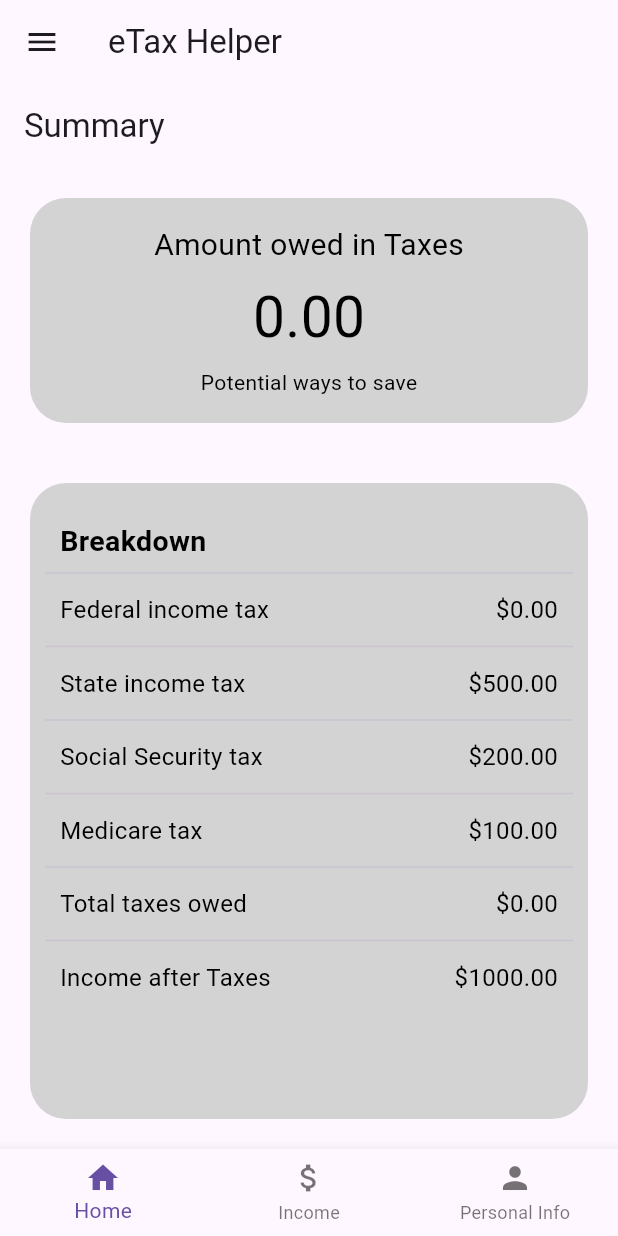
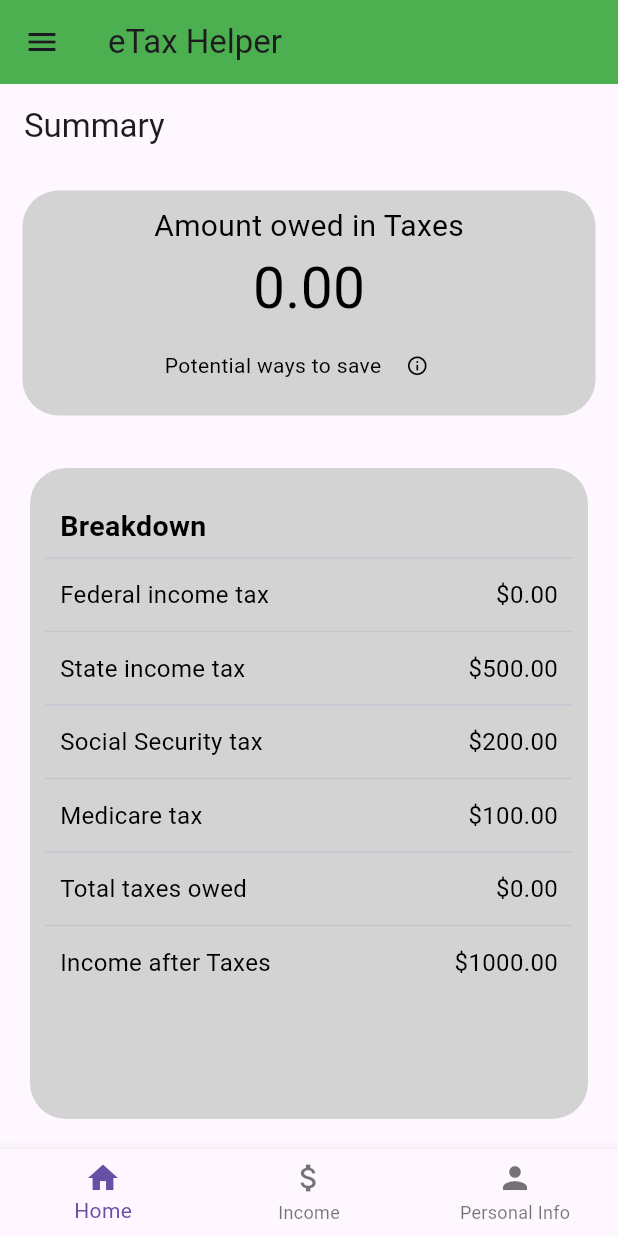
Before and after one commit to neelgun17/e_tax_helper, a Flutter app: the screen it shows after launch, on a phone screen of 412 x 824 dp. Run offline on Flutter 3.47's test engine with Material 3 defaults, Android fonts, the phone set to English and light mode, and no system bars; our stand-ins replace shared_preferences.

```diff
--- a/lib/Screen/Home/Widgets/summary.dart
+++ b/lib/Screen/Home/Widgets/summary.dart
@@ -1,5 +1,5 @@
 import 'package:flutter/material.dart';
-import '../../../Model/user_data.dart';
+import 'package:e_tax_helper/Model/user_data.dart';
 
 class Summary extends StatelessWidget {
   final UserData userData;
@@ -12,7 +12,7 @@ class Summary extends StatelessWidget {
       body: SafeArea(
         child: Column(
           children: [
-            buildBackground(),
+            buildBackground(context),
             Expanded(
               child: buildBreakdown(),
             ),
@@ -22,14 +22,14 @@ class Summary extends StatelessWidget {
     );
   }
 
-  Widget buildBackground() => Align(
+  Widget buildBackground(BuildContext context) => Align(
         alignment: Alignment.topCenter,
         child: Padding(
-          padding: const EdgeInsets.all(20),
+          padding: const EdgeInsets.all(15),
           child: Container(
             width: double.infinity,
             height: 150,
-            padding: const EdgeInsets.all(10),
+            padding: const EdgeInsets.all(9),
             decoration: BoxDecoration(
               color: const Color(0xFFD3D3D3),
               borderRadius: BorderRadius.circular(24),
@@ -38,17 +38,47 @@ class Summary extends StatelessWidget {
               mainAxisAlignment: MainAxisAlignment.spaceEvenly,
               crossAxisAlignment: CrossAxisAlignment.center,
               children: [
-                Text(
+                const Text(
                   'Amount owed in Taxes',
                   style: TextStyle(color: Colors.black, fontSize: 20),
                 ),
                 Text(
                   userData.changeNumber(userData).toStringAsFixed(2),
-                  style: TextStyle(color: Colors.black, fontSize: 38),
+                  style: const TextStyle(color: Colors.black, fontSize: 38),
                 ),
-                Text(
-                  'Potential ways to save',
-                  style: TextStyle(color: Color.fromARGB(255, 0, 0, 0), fontSize: 14),
+                Row(
+                  mainAxisAlignment: MainAxisAlignment.center,
+                  children: [
+                    const Text(
+                      'Potential ways to save',
+                      style: TextStyle(color: Color.fromARGB(255, 0, 0, 0), fontSize: 14),
+                    ),
+                    IconButton(
+                      icon: const Icon(Icons.info_outline),
+                      color: Colors.black,
+                      iconSize: 15,
+                      tooltip: 'Detailed ways to save',
+                      onPressed: () {
+                        showDialog(
+                          context: context,
+                          builder: (BuildContext context) {
+                            return AlertDialog(
+                              title: const Text('How to Save'),
+                              content: const Text('Here are some detailed ways to save on your taxes...'),
+                              actions: <Widget>[
+                                TextButton(
+                                  child: const Text('Close'),
+                                  onPressed: () {
+                                    Navigator.of(context).pop();
+                                  },
+                                ),
+                              ],
+                            );
+                          },
+                        );
+                      },
+                    ),
+                  ],
                 ),
               ],
             ),
@@ -82,8 +112,9 @@ class Summary extends StatelessWidget {
                           fontStyle: FontStyle.normal,
                           fontWeight: FontWeight.bold,
                           fontSize: 19,
-                          color: Colors.black),
+                          color: Colors.black,
                         ),
+                      ),
                     ),
                   ),
                   const Divider(),
@@ -95,7 +126,7 @@ class Summary extends StatelessWidget {
                   const Divider(),
                   _buildSection("Medicare tax", "\$100.00"), // Replace with actual calculations
                   const Divider(),
-                  _buildSection("Total taxes owed", "\$${userData.changeNumber(userData).toStringAsFixed(2)}"),
+                  _buildSection("Total taxes owed", "\$${userData.owedInTaxes.toStringAsFixed(2)}"),
                   const Divider(),
                   _buildSection("Income after Taxes", "\$1000.00"), // Replace with actual calculations
                 ],
--- a/lib/main.dart
+++ b/lib/main.dart
@@ -51,6 +51,7 @@ class _MyAppState extends State<MyApp> {
       home: Scaffold(
         appBar: AppBar(
           title: const Text('eTax Helper'),
+          backgroundColor: Colors.green,
           leading: Builder(
             builder: (BuildContext context) {
               return IconButton(
@@ -92,7 +93,7 @@ class _MyAppState extends State<MyApp> {
               ),
               ListTile(
                 leading: const Icon(Icons.person),
-                title: const Text('Personal Info'),
+                title: const Text('Information'),
                 onTap: () => onItemTapped(2),
               ),
             ],
```
Also changed, not shown: lib/Model/user_data.dart (+8 -0 lines), lib/Screen/Income/income.dart (+14 -38 lines), lib/Screen/PersonalInfo/personal.dart (+27 -84 lines).
